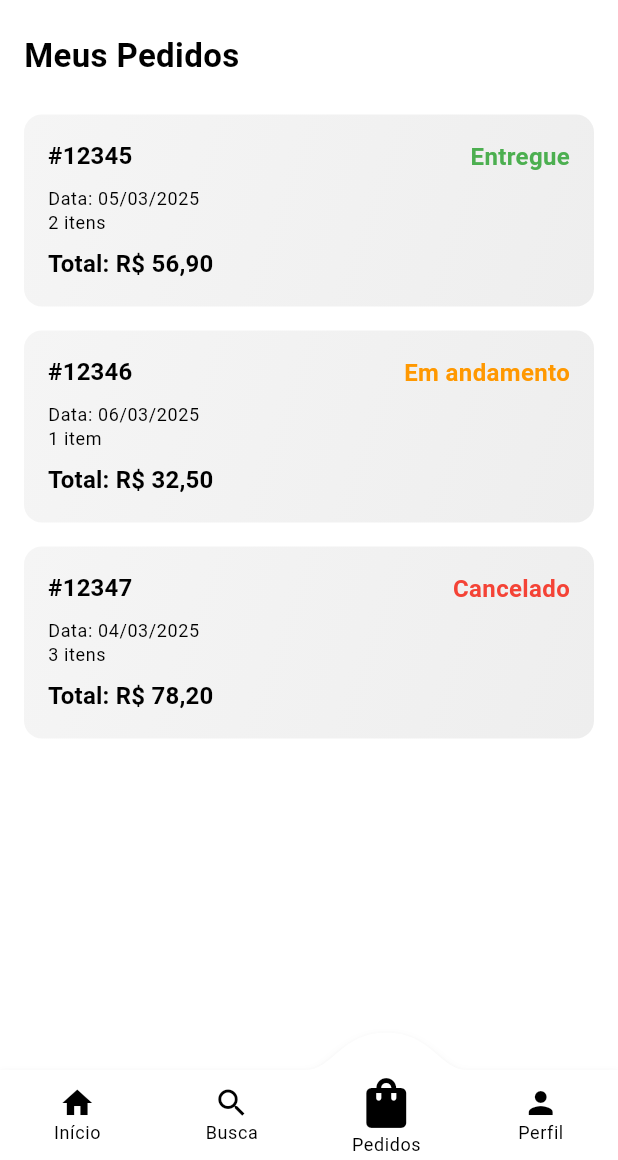
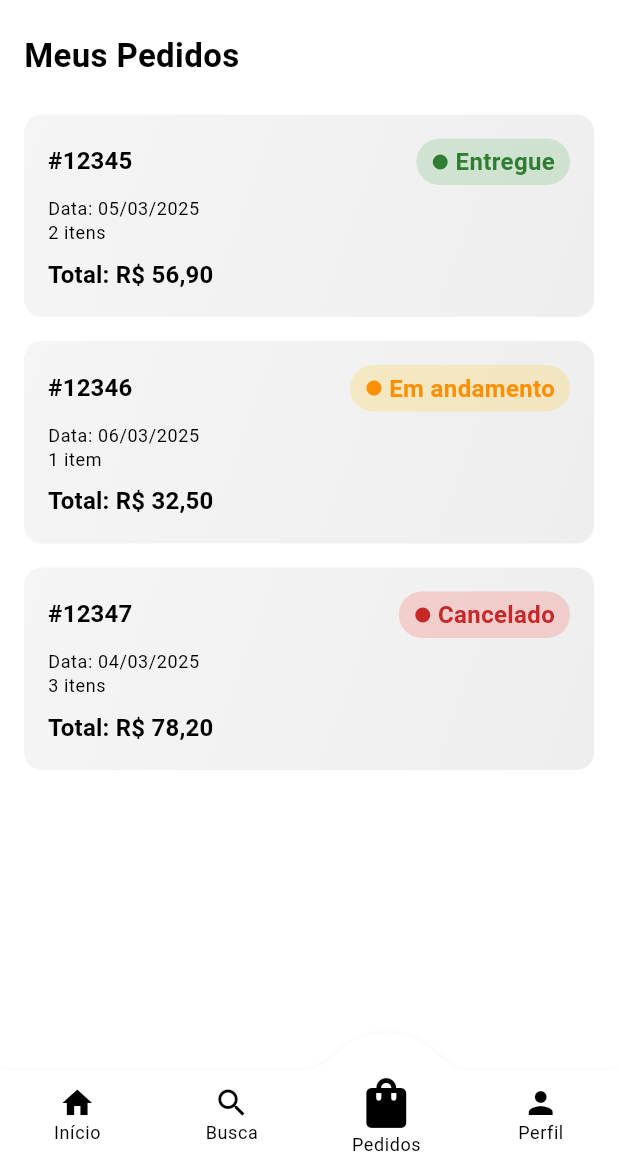
Before and after one commit to carlosxfelipe/myfood, a Flutter app: the OrdersScreen screen opened by its route, on a phone screen of 412 x 824 dp, the part 76-1236 px from its top. Run offline on Flutter 3.47's test engine with Material 3 defaults, Android fonts, the phone set to English and light mode, and no system bars; drawn by our look-alikes of convex_bottom_bar; our stand-ins replace card_swiper, go_router; network calls fail.

Commit message:
Refactor OrderCard widget to improve status tag styling with dynamic background and text colors based on theme

```diff
--- a/lib/screens/orders_screen.dart
+++ b/lib/screens/orders_screen.dart
@@ -93,19 +93,34 @@ class OrderCard extends StatelessWidget {
   Widget build(BuildContext context) {
     final isDarkMode = Theme.of(context).brightness == Brightness.dark;
 
-    Color statusColor;
+    Color tagBackground;
+    Color tagTextColor;
+
     switch (status) {
       case "Entregue":
-        statusColor = Colors.green;
+        tagBackground =
+            isDarkMode
+                ? Colors.greenAccent.withAlpha(50)
+                : Colors.green.withAlpha(50);
+        tagTextColor = isDarkMode ? Colors.greenAccent : Colors.green.shade800;
         break;
       case "Em andamento":
-        statusColor = Colors.orange;
+        tagBackground =
+            isDarkMode
+                ? Colors.amberAccent.withAlpha(50)
+                : Colors.amber.withAlpha(50);
+        tagTextColor = isDarkMode ? Colors.amberAccent : Colors.amber.shade800;
         break;
       case "Cancelado":
-        statusColor = Colors.red;
+        tagBackground =
+            isDarkMode
+                ? Colors.redAccent.withAlpha(50)
+                : Colors.red.withAlpha(50);
+        tagTextColor = isDarkMode ? Colors.redAccent : Colors.red.shade800;
         break;
       default:
-        statusColor = Colors.grey;
+        tagBackground = Colors.grey.withAlpha(50);
+        tagTextColor = Colors.grey.shade800;
     }
 
     return Padding(
@@ -136,11 +151,31 @@ class OrderCard extends StatelessWidget {
                       fontWeight: FontWeight.bold,
                     ),
                   ),
-                  Text(
-                    status,
-                    style: Theme.of(context).textTheme.bodyMedium?.copyWith(
-                      fontWeight: FontWeight.bold,
-                      color: statusColor,
+                  Container(
+                    padding: const EdgeInsets.symmetric(
+                      horizontal: 10,
+                      vertical: 4,
+                    ),
+                    decoration: BoxDecoration(
+                      color: tagBackground,
+                      borderRadius: BorderRadius.circular(24),
+                    ),
+                    child: Row(
+                      mainAxisSize: MainAxisSize.min,
+                      mainAxisAlignment: MainAxisAlignment.center,
+                      children: [
+                        Icon(Icons.circle, size: 12, color: tagTextColor),
+                        const SizedBox(width: 4),
+                        Text(
+                          status,
+                          style: Theme.of(
+                            context,
+                          ).textTheme.bodyMedium?.copyWith(
+                            fontWeight: FontWeight.w600,
+                            color: tagTextColor,
+                          ),
+                        ),
+                      ],
                     ),
                   ),
                 ],
```
